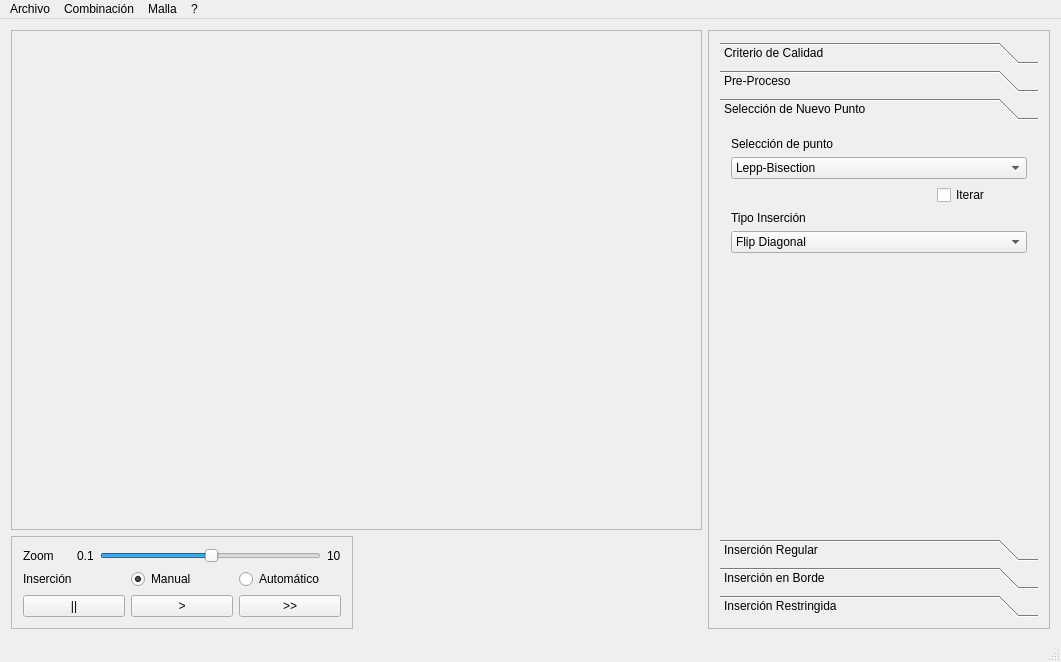
The window that gui/forms/MainWindow.ui (afaundez/mesh-suite) describes before a commit, drawn with Qt 5.
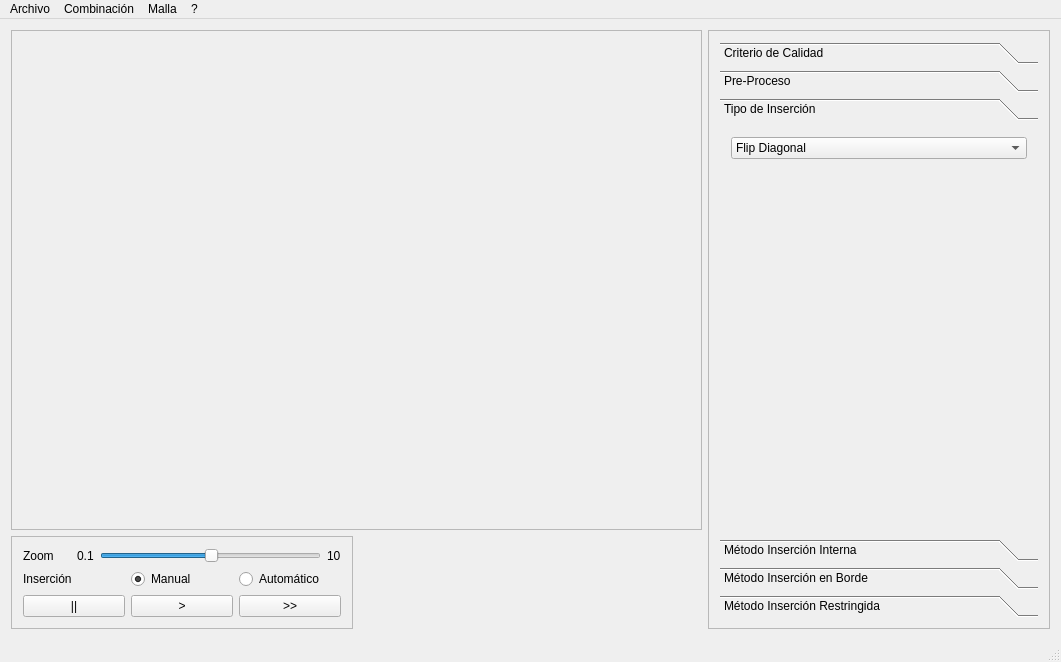
The same window after the commit. The open tabs and pages were chosen to show the change.

Patch:
```diff
--- a/gui/forms/MainWindow.ui
+++ b/gui/forms/MainWindow.ui
@@ -60,6 +60,9 @@
       <layout class="QGridLayout" name="gridLayout_3">
        <item row="0" column="0">
         <widget class="QToolBox" name="optionToolBox">
+         <property name="enabled">
+          <bool>true</bool>
+         </property>
          <property name="currentIndex">
           <number>0</number>
          </property>
@@ -134,36 +137,51 @@
            <rect>
             <x>0</x>
             <y>0</y>
-            <width>174</width>
-            <height>154</height>
+            <width>324</width>
+            <height>403</height>
            </rect>
           </property>
           <attribute name="label">
-           <string>Selección de Nuevo Punto</string>
+           <string>Tipo de Inserción</string>
           </attribute>
           <layout class="QFormLayout" name="formLayout_3">
            <property name="fieldGrowthPolicy">
             <enum>QFormLayout::AllNonFixedFieldsGrow</enum>
            </property>
-           <item row="0" column="0" colspan="2">
-            <widget class="QLabel" name="label_2">
-             <property name="text">
-              <string>Selección de punto</string>
-             </property>
+           <item row="2" column="0" colspan="2">
+            <widget class="QComboBox" name="insertionTypeComboBox">
+             <item>
+              <property name="text">
+               <string>Flip Diagonal</string>
+              </property>
+             </item>
+             <item>
+              <property name="text">
+               <string>Cavity</string>
+              </property>
+             </item>
             </widget>
            </item>
-           <item row="1" column="0" colspan="2">
-            <widget class="QComboBox" name="comboBox_2">
-             <item>
-              <property name="text">
-               <string>Lepp-Bisection</string>
-              </property>
-             </item>
-             <item>
-              <property name="text">
-               <string>Circumcenter</string>
-              </property>
-             </item>
+          </layout>
+         </widget>
+         <widget class="QWidget" name="insideInsertionMethodPage">
+          <property name="geometry">
+           <rect>
+            <x>0</x>
+            <y>0</y>
+            <width>324</width>
+            <height>403</height>
+           </rect>
+          </property>
+          <attribute name="label">
+           <string>Método Inserción Interna</string>
+          </attribute>
+          <layout class="QFormLayout" name="formLayout_4">
+           <property name="fieldGrowthPolicy">
+            <enum>QFormLayout::AllNonFixedFieldsGrow</enum>
+           </property>
+           <item row="0" column="0" colspan="2">
+            <widget class="QComboBox" name="insideInsertionMethodComboBox">
              <item>
               <property name="text">
                <string>Bisection</string>
@@ -191,47 +209,6 @@
              </item>
             </widget>
            </item>
-           <item row="3" column="0">
-            <spacer name="horizontalSpacer_3">
-             <property name="orientation">
-              <enum>Qt::Horizontal</enum>
-             </property>
-             <property name="sizeHint" stdset="0">
-              <size>
-               <width>200</width>
-               <height>20</height>
-              </size>
-             </property>
-            </spacer>
-           </item>
-           <item row="3" column="1">
-            <widget class="QCheckBox" name="checkBox">
-             <property name="text">
-              <string>Iterar</string>
-             </property>
-            </widget>
-           </item>
-           <item row="5" column="0">
-            <widget class="QLabel" name="label_10">
-             <property name="text">
-              <string>Tipo Inserción</string>
-             </property>
-            </widget>
-           </item>
-           <item row="6" column="0" colspan="2">
-            <widget class="QComboBox" name="comboBox_9">
-             <item>
-              <property name="text">
-               <string>Flip Diagonal</string>
-              </property>
-             </item>
-             <item>
-              <property name="text">
-               <string>Cavidad*</string>
-              </property>
-             </item>
-            </widget>
-           </item>
           </layout>
          </widget>
          <widget class="QWidget" name="regularInsertionPage">
@@ -244,36 +221,7 @@
            </rect>
           </property>
           <attribute name="label">
-           <string>Inserción Regular</string>
-          </attribute>
-          <layout class="QFormLayout" name="formLayout_4">
-           <item row="0" column="0" colspan="2">
-            <widget class="QComboBox" name="comboBox_8">
-             <item>
-              <property name="text">
-               <string>Cavidad*</string>
-              </property>
-             </item>
-             <item>
-              <property name="text">
-               <string>Flip Diagonals</string>
-              </property>
-             </item>
-            </widget>
-           </item>
-          </layout>
-         </widget>
-         <widget class="QWidget" name="borderInsertionPage">
-          <property name="geometry">
-           <rect>
-            <x>0</x>
-            <y>0</y>
-            <width>98</width>
-            <height>43</height>
-           </rect>
-          </property>
-          <attribute name="label">
-           <string>Inserción en Borde</string>
+           <string>Método Inserción en Borde</string>
           </attribute>
           <layout class="QFormLayout" name="formLayout_5">
            <item row="0" column="0" colspan="2">
@@ -302,7 +250,7 @@
            </rect>
           </property>
           <attribute name="label">
-           <string>Inserción Restringida</string>
+           <string>Método Inserción Restringida</string>
           </attribute>
           <layout class="QFormLayout" name="formLayout_6">
            <item row="0" column="0" colspan="2">
```
Left out of the diff: 50 changed lines with no effect on the pictures.
